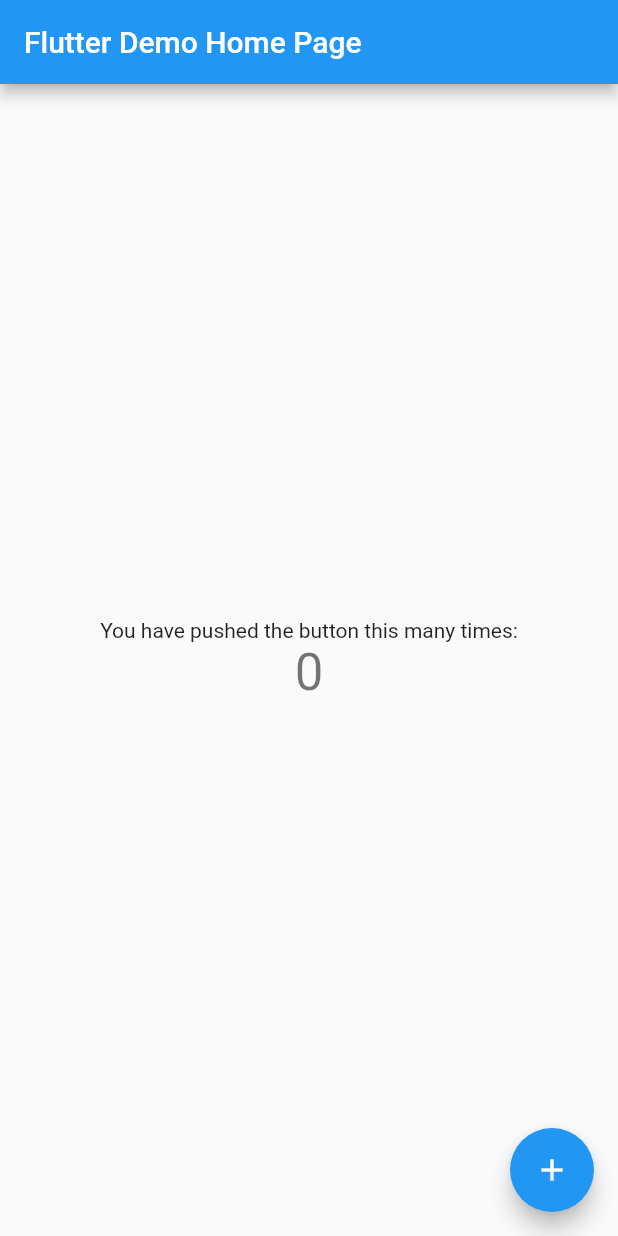
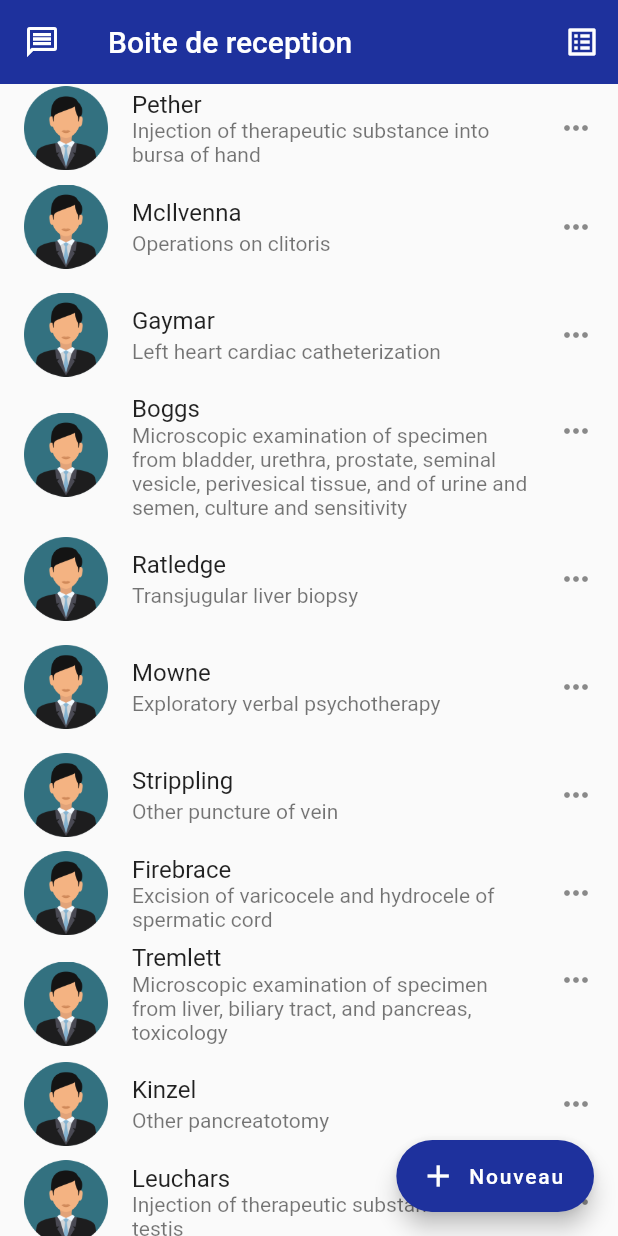
Before and after one commit to joselyto/smsodc, a Flutter app: the screen it shows after launch, on a phone screen of 412 x 824 dp. Run offline on Flutter 3.47's test engine with Material 2 defaults, Android fonts, the phone set to English and light mode, and no system bars; our stand-ins replace hexcolor.

Commit message:
Ma tache sur l'interface message

```diff
--- /dev/null
+++ b/lib/Models/messageModel.dart
@@ -0,0 +1,45 @@
+// To parse this JSON data, do
+//
+//     final messageModele = messageModeleFromJson(jsonString);
+
+import 'dart:convert';
+
+MessageModele messageModeleFromJson(String str) => MessageModele.fromJson(json.decode(str));
+
+String messageModeleToJson(MessageModele data) => json.encode(data.toJson());
+
+class MessageModele {
+    MessageModele({
+        this.id,
+        this.prenom,
+        this.nom,
+        this.messages,
+        this.date,
+        this.image,
+    });
+
+    int? id;
+    String? prenom;
+    String? nom;
+    String? messages;
+    String? date;
+    String? image;
+
+    factory MessageModele.fromJson(Map json) => MessageModele(
+        id: json["id"],
+        prenom: json["prenom"],
+        nom: json["nom"],
+        messages: json["messages"],
+        date: json["date"],
+        image: json["image"],
+    );
+
+    Map<String, dynamic> toJson() => {
+        "id": id,
+        "prenom": prenom,
+        "nom": nom,
+        "messages": messages,
+        "date": date,
+        "image": image,
+    };
+}
--- /dev/null
+++ b/lib/apps/monApp.dart
@@ -0,0 +1,15 @@
+import 'package:flutter/material.dart';
+import 'package:smsodc/pages/message.dart';
+
+
+
+
+class MonApplication extends StatelessWidget{
+  @override
+  Widget build(BuildContext context) {
+ return MaterialApp(
+      debugShowCheckedModeBanner: false,
+     home: MessageODC());
+  }
+
+}
--- a/lib/main.dart
+++ b/lib/main.dart
@@ -1,115 +1,6 @@
 import 'package:flutter/material.dart';
+import 'package:smsodc/apps/monApp.dart';
 
 void main() {
-  runApp(const MyApp());
+  runApp(MonApplication());
 }
-
-class MyApp extends StatelessWidget {
-  const MyApp({super.key});
-
-  // This widget is the root of your application.
-  @override
-  Widget build(BuildContext context) {
-    return MaterialApp(
-      title: 'Flutter Demo',
-      theme: ThemeData(
-        // This is the theme of your application.
-        //
-        // Try running your application with "flutter run". You'll see the
-        // application has a blue toolbar. Then, without quitting the app, try
-        // changing the primarySwatch below to Colors.green and then invoke
-        // "hot reload" (press "r" in the console where you ran "flutter run",
-        // or simply save your changes to "hot reload" in a Flutter IDE).
-        // Notice that the counter didn't reset back to zero; the application
-        // is not restarted.
-        primarySwatch: Colors.blue,
-      ),
-      home: const MyHomePage(title: 'Flutter Demo Home Page'),
-    );
-  }
-}
-
-class MyHomePage extends StatefulWidget {
-  const MyHomePage({super.key, required this.title});
-
-  // This widget is the home page of your application. It is stateful, meaning
-  // that it has a State object (defined below) that contains fields that affect
-  // how it looks.
-
-  // This class is the configuration for the state. It holds the values (in this
-  // case the title) provided by the parent (in this case the App widget) and
-  // used by the build method of the State. Fields in a Widget subclass are
-  // always marked "final".
-
-  final String title;
-
-  @override
-  State<MyHomePage> createState() => _MyHomePageState();
-}
-
-class _MyHomePageState extends State<MyHomePage> {
-  int _counter = 0;
-
-  void _incrementCounter() {
-    setState(() {
-      // This call to setState tells the Flutter framework that something has
-      // changed in this State, which causes it to rerun the build method below
-      // so that the display can reflect the updated values. If we changed
-      // _counter without calling setState(), then the build method would not be
-      // called again, and so nothing would appear to happen.
-      _counter++;
-    });
-  }
-
-  @override
-  Widget build(BuildContext context) {
-    // This method is rerun every time setState is called, for instance as done
-    // by the _incrementCounter method above.
-    //
-    // The Flutter framework has been optimized to make rerunning build methods
-    // fast, so that you can just rebuild anything that needs updating rather
-    // than having to individually change instances of widgets.
-    return Scaffold(
-      appBar: AppBar(
-        // Here we take the value from the MyHomePage object that was created by
-        // the App.build method, and use it to set our appbar title.
-        title: Text(widget.title),
-      ),
-      body: Center(
-        // Center is a layout widget. It takes a single child and positions it
-        // in the middle of the parent.
-        child: Column(
-          // Column is also a layout widget. It takes a list of children and
-          // arranges them vertically. By default, it sizes itself to fit its
-          // children horizontally, and tries to be as tall as its parent.
-          //
-          // Invoke "debug painting" (press "p" in the console, choose the
-          // "Toggle Debug Paint" action from the Flutter Inspector in Android
-          // Studio, or the "Toggle Debug Paint" command in Visual Studio Code)
-          // to see the wireframe for each widget.
-          //
-          // Column has various properties to control how it sizes itself and
-          // how it positions its children. Here we use mainAxisAlignment to
-          // center the children vertically; the main axis here is the vertical
-          // axis because Columns are vertical (the cross axis would be
-          // horizontal).
-          mainAxisAlignment: MainAxisAlignment.center,
-          children: <Widget>[
-            const Text(
-              'You have pushed the button this many times:',
-            ),
-            Text(
-              '$_counter',
-              style: Theme.of(context).textTheme.headlineMedium,
-            ),
-          ],
-        ),
-      ),
-      floatingActionButton: FloatingActionButton(
-        onPressed: _incrementCounter,
-        tooltip: 'Increment',
-        child: const Icon(Icons.add),
-      ), // This trailing comma makes auto-formatting nicer for build methods.
-    );
-  }
-}
--- /dev/null
+++ b/lib/pages/message.dart
@@ -0,0 +1,65 @@
+import 'package:flutter/material.dart';
+import 'package:flutter/src/widgets/framework.dart';
+import 'package:flutter/src/widgets/placeholder.dart';
+import 'package:smsodc/utils/constants.dart';
+
+import '../Models/messageModel.dart';
+import '../utils/constantsData.dart';
+
+class MessageODC extends StatefulWidget {
+  const MessageODC({super.key});
+
+  @override
+  State<MessageODC> createState() => _MessageODCState();
+}
+
+class _MessageODCState extends State<MessageODC> {
+  @override
+  Widget build(BuildContext context) {
+    return Scaffold(
+      appBar: _appBar(),
+      body: _body(),
+      floatingActionButton: FloatingActionButton.extended(
+        onPressed: () {
+          // Add your onPressed code here!
+        },
+        label: const Text('Nouveau'),
+        icon: const Icon(Icons.add),
+        backgroundColor: MycolorPerso.mycolor,
+      ),
+
+    );
+  }
+
+
+  AppBar _appBar(){
+    return AppBar(
+      title: Text("Boite de reception", style: TextStyle(color: Colors.white),),
+      backgroundColor: MycolorPerso.mycolor,
+      elevation: 0,
+      leading: IconButton(onPressed: (){}, icon: Icon(Icons.message_outlined)),
+      actions: [
+        IconButton(onPressed: (){}, icon: Icon(Icons.list_alt))
+      ],
+    );
+  }
+
+  Widget _body(){
+    return ListView.builder(
+      itemCount: ConstanteData.fakeFideleList.length,
+      itemBuilder: (ctx, i){
+        var fidele = ConstanteData.fakeFideleList[i];
+        var mes = MessageModele.fromJson(fidele);
+        // return Text("${f.nom}");
+        return ListTile(
+          title: Text("${mes.nom}"),
+          subtitle: Text("${mes.messages}"),
+          trailing: Icon(Icons.more_horiz),
+          leading: mes.image != null ? Image.asset(mes.image!) : Icon(Icons.error)
+        );
+      }
+    );
+  }
+
+
+}
--- /dev/null
+++ b/lib/utils/constants.dart
@@ -0,0 +1,5 @@
+import 'package:hexcolor/hexcolor.dart';
+
+class MycolorPerso {
+  static HexColor mycolor = HexColor('#1E319D');
+}
--- /dev/null
+++ b/lib/utils/constantsData.dart
@@ -0,0 +1,305 @@
+class ConstanteData {
+  static List<Map>fakeFideleList = [{
+  "id": 1,
+  "prenom": "Rosie",
+  "nom": "Pether",
+  "messages": "Injection of therapeutic substance into bursa of hand",
+  "date": "03.02.2023",
+  "image": "assets/219983.png"
+}, {
+  "id": 2,
+  "prenom": "Hilliary",
+  "nom": "McIlvenna",
+  "messages": "Operations on clitoris",
+  "date": "05.01.2023",
+  "image": "assets/219983.png"}, {
+  "id": 3,
+  "prenom": "Sadye",
+  "nom": "Gaymar",
+  "messages": "Left heart cardiac catheterization",
+  "date": "25.10.2022",
+  "image": "assets/219983.png"}, {
+  "id": 4,
+  "prenom": "Nissy",
+  "nom": "Boggs",
+  "messages": "Microscopic examination of specimen from bladder, urethra, prostate, seminal vesicle, perivesical tissue, and of urine and semen, culture and sensitivity",
+  "date": "21.04.2022",
+  "image": "assets/219983.png"}, {
+  "id": 5,
+  "prenom": "Shandra",
+  "nom": "Ratledge",
+  "messages": "Transjugular liver biopsy",
+  "date": "01.09.2022",
+  "image": "assets/219983.png"}, {
+  "id": 6,
+  "prenom": "Britta",
+  "nom": "Mowne",
+  "messages": "Exploratory verbal psychotherapy",
+  "date": "12.12.2022",
+  "image": "assets/219983.png"}, {
+  "id": 7,
+  "prenom": "Stillman",
+  "nom": "Strippling",
+  "messages": "Other puncture of vein",
+  "date": "07.12.2022",
+  "image": "assets/219983.png"}, {
+  "id": 8,
+  "prenom": "Tildi",
+  "nom": "Firebrace",
+  "messages": "Excision of varicocele and hydrocele of spermatic cord",
+  "date": "22.11.2022",
+  "image": "assets/219983.png"}, {
+  "id": 9,
+  "prenom": "Fawne",
+  "nom": "Tremlett",
+  "messages": "Microscopic examination of specimen from liver, biliary tract, and pancreas, toxicology",
+  "date": "21.08.2022",
+  "image": "assets/219983.png"}, {
+  "id": 10,
+  "prenom": "Dex",
+  "nom": "Kinzel",
+  "messages": "Other pancreatotomy",
+  "date": "07.08.2022",
+  "image": "assets/219983.png"}, {
+  "id": 11,
+  "prenom": "Gisella",
+  "nom": "Leuchars",
+  "messages": "Injection of therapeutic substance into testis",
+  "date": "07.12.2022",
+  "image": "assets/219983.png"}, {
+  "id": 12,
+  "prenom": "Penny",
+  "nom": "Elders",
+  "messages": "Endarterectomy, aorta",
+  "date": "03.08.2022",
+  "image": "assets/219983.png"}, {
+  "id": 13,
+  "prenom": "Brant",
+  "nom": "Bohden",
+  "messages": "Other intrathoracic esophagoenterostomy",
+  "date": "07.04.2022",
+  "image": "assets/219983.png"}, {
+  "id": 14,
+  "prenom": "Arabele",
+  "nom": "Pullin",
+  "messages": "Repair of aneurysm of coronary vessel",
+  "date": "17.11.2022",
+  "image": "assets/219983.png"}, {
+  "id": 15,
+  "prenom": "Forster",
+  "nom": "Jellicorse",
+  "messages": "Spinal subarachnoid-ureteral shunt",
+  "date": "12.12.2022",
+  "image": "assets/219983.png"}, {
+  "id": 16,
+  "prenom": "Thaddeus",
+  "nom": "Rodnight",
+  "messages": "Total unilateral salpingectomy",
+  "date": "29.09.2022",
+  "image": "assets/219983.png"}, {
+  "id": 17,
+  "prenom": "Alaster",
+  "nom": "Tanzig",
+  "messages": "Manual reduction of hernia",
+  "date": "18.01.2023",
+  "image": "assets/219983.png"}, {
+  "id": 18,
+  "prenom": "Darnell",
+  "nom": "Gipson",
+  "messages": "Other reimplantation of ovary",
+  "date": "03.08.2022",
+  "image": "assets/219983.png"}, {
+  "id": 19,
+  "prenom": "Drona",
+  "nom": "Stracey",
+  "messages": "Other transurethral destruction of prostate tissue by other thermotherapy",
+  "date": "06.06.2022",
+  "image": "assets/219983.png"}, {
+  "id": 20,
+  "prenom": "Minni",
+  "nom": "Saggers",
+  "messages": "Other gastrostomy",
+  "date": "05.04.2022",
+  "image": "assets/219983.png"}, {
+  "id": 21,
+  "prenom": "Timothee",
+  "nom": "Castelluzzi",
+  "messages": "Other repair and plastic operations on nose",
+  "date": "19.01.2023",
+  "image": "assets/219983.png"}, {
+  "id": 22,
+  "prenom": "Marjy",
+  "nom": "Bucke",
+  "messages": "Incision of lung",
+  "date": "17.10.2022",
+  "image": "assets/219983.png"}, {
+  "id": 23,
+  "prenom": "Luther",
+  "nom": "Rugg",
+  "messages": "Transposition of cranial and peripheral nerves",
+  "date": "11.03.2023",
+  "image": "assets/219983.png"}, {
+  "id": 24,
+  "prenom": "Elmo",
+  "nom": "Rhule",
+  "messages": "Fitting of denture",
+  "date": "15.12.2022",
+  "image": "assets/219983.png"}, {
+  "id": 25,
+  "prenom": "Van",
+  "nom": "Imrie",
+  "messages": "Closed reduction of fracture without internal fixation, other specified bone",
+  "date": "27.06.2022",
+  "image": "assets/219983.png"}, {
+  "id": 26,
+  "prenom": "Grantley",
+  "nom": "Shalcras",
+  "messages": "Replacement of dental packing",
+  "date": "06.08.2022",
+  "image": "assets/219983.png"}, {
+  "id": 27,
+  "prenom": "Ara",
+  "nom": "Pentland",
+  "messages": "Excision of cyst of epididymis",
+  "date": "21.01.2023",
+  "image": "assets/219983.png"}, {
+  "id": 28,
+  "prenom": "Marcelo",
+  "nom": "Dutchburn",
+  "messages": "Insertion of rectal tube",
+  "date": "29.09.2022",
+  "image": "assets/219983.png"}, {
+  "id": 29,
+  "prenom": "Dar",
+  "nom": "Harms",
+  "messages": "Revision of facet replacement device(s)",
+  "date": "28.01.2023",
+  "image": "assets/219983.png"}, {
+  "id": 30,
+  "prenom": "Erinna",
+  "nom": "Oldroyde",
+  "messages": "Microscopic examination of specimen from lymph node and of lymph, culture",
+  "date": "09.08.2022",
+  "image": "assets/219983.png"}, {
+  "id": 31,
+  "prenom": "Tabby",
+  "nom": "Iremonger",
+  "messages": "Excision of lesion or tissue of gum",
+  "date": "25.03.2023",
+  "image": "assets/219983.png"}, {
+  "id": 32,
+  "prenom": "Darlleen",
+  "nom": "Auguste",
+  "messages": "Injection into anterior chamber",
+  "date": "28.03.2023",
+  "image": "assets/219983.png"}, {
+  "id": 33,
+  "prenom": "Gillie",
+  "nom": "Capes",
+  "messages": "Thoracoscopic ablation of lung lesion or tissue",
+  "date": "06.10.2022",
+  "image": "assets/219983.png"}, {
+  "id": 34,
+  "prenom": "Ursuline",
+  "nom": "Pescud",
+  "messages": "Transfusion of previously collected autologous blood",
+  "date": "09.11.2022",
+  "image": "assets/219983.png"}, {
+  "id": 35,
+  "prenom": "Shae",
+  "nom": "Locksley",
+  "messages": "Injection of therapeutic substance into testis",
+  "date": "22.09.2022",
+  "image": "assets/219983.png"}, {
+  "id": 36,
+  "prenom": "Camilla",
+  "nom": "Lowdiane",
+  "messages": "Fetal pulse oximetry",
+  "date": "23.07.2022",
+  "image": "assets/219983.png"}, {
+  "id": 37,
+  "prenom": "Joycelin",
+  "nom": "Nys",
+  "messages": "Endovascular embolization or occlusion of vessel(s) of head or neck using bare coils",
+  "date": "20.05.2022",
+  "image": "assets/219983.png"}, {
+  "id": 38,
+  "prenom": "Beatrice",
+  "nom": "Longstaffe",
+  "messages": "Unilateral repair of inguinal hernia, not otherwise specified",
+  "date": "20.04.2022",
+  "image": "assets/219983.png"}, {
+  "id": 39,
+  "prenom": "Camilla",
+  "nom": "Rae",
+  "messages": "Exploration of adrenal field, not otherwise specified",
+  "date": "25.04.2022",
+  "image": "assets/219983.png"}, {
+  "id": 40,
+  "prenom": "Umeko",
+  "nom": "Frid",
+  "messages": "Open biopsy of ureter",
+  "date": "15.11.2022",
+  "image": "assets/219983.png"}, {
+  "id": 41,
+  "prenom": "Dieter",
+  "nom": "Wadham",
+  "messages": "Incision of anal septum",
+  "date": "11.12.2022",
+  "image": "assets/219983.png"}, {
+  "id": 42,
+  "prenom": "Randal",
+  "nom": "Gillings",
+  "messages": "Partial gastrectomy with anastomosis to duodenum",
+  "date": "05.06.2022",
+  "image": "assets/219983.png"}, {
+  "id": 43,
+  "prenom": "Nettie",
+  "nom": "Gajownik",
+  "messages": "Implantation of other internal limb lengthening device",
+  "date": "03.04.2022",
+  "image": "assets/219983.png"}, {
+  "id": 44,
+  "prenom": "Shawnee",
+  "nom": "Gaylor",
+  "messages": "High-dose infusion interleukin-2 [IL-2]",
+  "date": "14.03.2023",
+  "image": "assets/219983.png"}, {
+  "id": 45,
+  "prenom": "Larisa",
+  "nom": "Shotboulte",
+  "messages": "Partial ostectomy of other facial bone",
+  "date": "18.10.2022",
+  "image": "assets/219983.png"}, {
+  "id": 46,
+  "prenom": "Patrizius",
+  "nom": "Ellick",
+  "messages": "Radial keratotomy",
+  "date": "09.09.2022",
+  "image": "assets/219983.png"}, {
+  "id": 47,
+  "prenom": "Reeba",
+  "nom": "Filyashin",
+  "messages": "Other and open bilateral repair of inguinal hernia, one direct and one indirect, with graft or prosthesis",
+  "date": "18.12.2022",
+  "image": "assets/219983.png"}, {
+  "id": 48,
+  "prenom": "Tobit",
+  "nom": "Shuttle",
+  "messages": "Other repair of uterus and supporting structures",
+  "date": "29.07.2022",
+  "image": "assets/219983.png"}, {
+  "id": 49,
+  "prenom": "Port",
+  "nom": "Pala",
+  "messages": "Excisional debridement of wound, infection, or burn",
+  "date": "22.04.2022",
+  "image": "assets/219983.png"}, {
+  "id": 50,
+  "prenom": "Pall",
+  "nom": "Cowin",
+  "messages": "Pericardiocentesis",
+  "date": "28.09.2022",
+  "image": "assets/219983.png"}];
+
+}
--- a/pubspec.yaml
+++ b/pubspec.yaml
@@ -35,6 +35,7 @@
   # The following adds the Cupertino Icons font to your application.
   # Use with the CupertinoIcons class for iOS style icons.
   cupertino_icons: ^1.0.2
+  hexcolor: ^3.0.1
 
 dev_dependencies:
   flutter_test:
@@ -59,8 +60,8 @@
   uses-material-design: true
 
   # To add assets to your application, add an assets section, like this:
-  # assets:
-  #   - images/a_dot_burr.jpeg
+  assets:
+      - assets/
   #   - images/a_dot_ham.jpeg
 
   # An image asset can refer to one or more resolution-specific "variants", see
```
Also changed, not shown: assets/219983.png (added), pubspec.lock.
